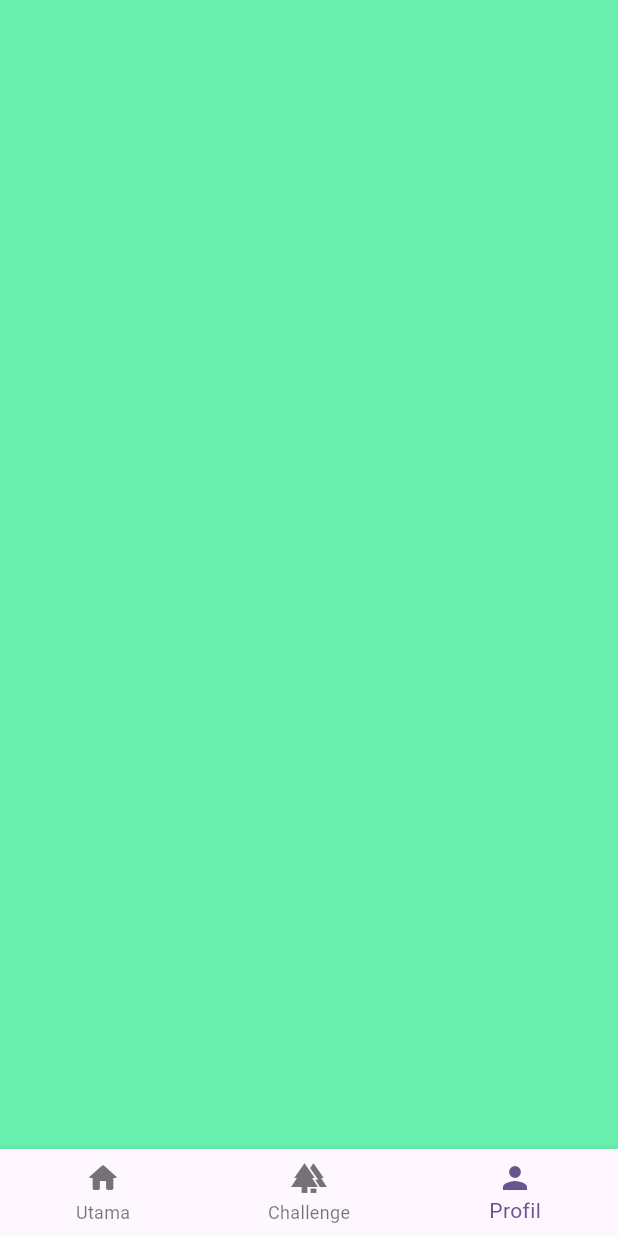
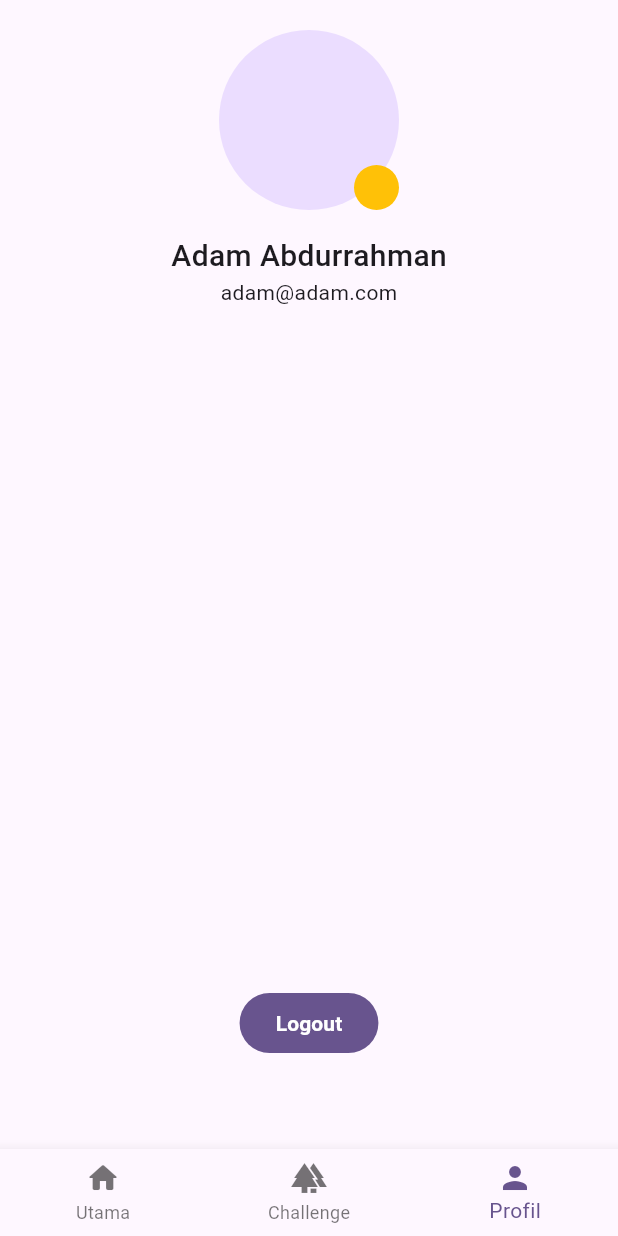
Before and after one commit to AdamAbd/ecohero, a Flutter app: the HomePage screen opened directly, swiped to page 3, on a phone screen of 412 x 824 dp. Run offline on Flutter 3.47's test engine with Material 2 defaults, Android fonts, the phone set to English and light mode, and no system bars.

Commit message:
finish profile screen

```diff
--- a/lib/home/presentation/pages/home_page.dart
+++ b/lib/home/presentation/pages/home_page.dart
@@ -23,10 +23,10 @@ class _HomePageState extends State<HomePage> {
           onPageChanged: (i) => setState(() {
             index = i;
           }),
-          children: [
-            const DashboardScreen(),
-            const ChallengeScreen(),
-            Container(color: Colors.greenAccent),
+          children: const [
+            DashboardScreen(),
+            ChallengeScreen(),
+            ProfileScreen(),
           ],
         ),
       ),
--- /dev/null
+++ b/lib/home/presentation/screens/profile_screen.dart
@@ -0,0 +1,43 @@
+import 'package:flutter/material.dart';
+
+class ProfileScreen extends StatelessWidget {
+  const ProfileScreen({super.key});
+
+  @override
+  Widget build(BuildContext context) {
+    return SizedBox(
+      height: double.infinity,
+      child: Column(
+        crossAxisAlignment: CrossAxisAlignment.center,
+        children: [
+          const SizedBox(height: 20),
+          const Stack(
+            alignment: Alignment.bottomRight,
+            children: [
+              CircleAvatar(radius: 60),
+              CircleAvatar(radius: 15, backgroundColor: Colors.amber),
+            ],
+          ),
+          const SizedBox(height: 16),
+          const Text(
+            'Adam Abdurrahman',
+            style: TextStyle(fontSize: 20, fontWeight: FontWeight.w500),
+          ),
+          const Text(
+            'adam@adam.com',
+            style: TextStyle(fontSize: 14, fontWeight: FontWeight.w400),
+          ),
+          const Spacer(),
+          FilledButton(
+            onPressed: () {},
+            child: const Text(
+              'Logout',
+              style: TextStyle(fontSize: 14, fontWeight: FontWeight.w600),
+            ),
+          ),
+          const SizedBox(height: 60),
+        ],
+      ),
+    );
+  }
+}
--- a/lib/home/presentation/screens/screens.dart
+++ b/lib/home/presentation/screens/screens.dart
@@ -1,2 +1,3 @@
 export 'dashboard_screen.dart';
 export 'challenge_screen.dart';
+export 'profile_screen.dart';
```
